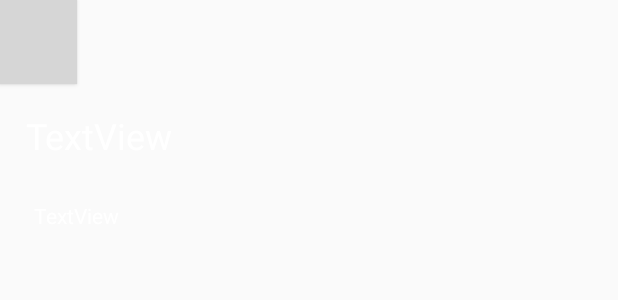
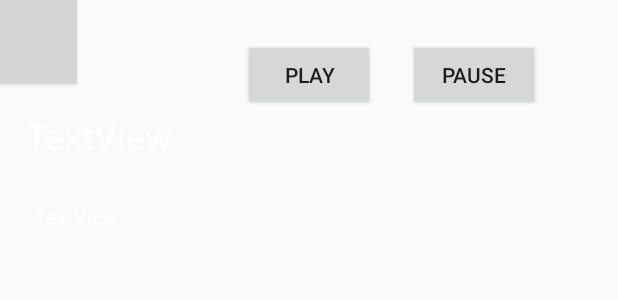
Before and after one commit to whyal/DengueSG, an Android app: the layout fragment_details.xml on its own in the app's theme, with its tools: preview values and no code run, on a phone screen of 412 x 824 dp. Shown: the top 300 px of the screen. Run offline under Robolectric (Android 15) with nearby library versions, the phone set to English and light mode, and no system bars; grey boxes are pictures that could not be loaded.

Commit message:
text to speech play & pause. Pause not working yet

```diff
--- a/app/src/main/java/sg/grp4/DengueSG/InfoFragment.java
+++ b/app/src/main/java/sg/grp4/DengueSG/InfoFragment.java
@@ -1,6 +1,7 @@
 package sg.grp4.DengueSG;
 
 import android.graphics.Color;
+import android.media.MediaPlayer;
 import android.os.Bundle;
 import android.support.annotation.NonNull;
 import android.support.annotation.Nullable;
@@ -13,6 +14,8 @@ import android.widget.AdapterView;
 import android.widget.ArrayAdapter;
 import android.widget.ListView;
 import android.widget.Toast;
+
+import java.io.File;
 
 public class InfoFragment extends Fragment {
 
@@ -81,4 +84,6 @@ public class InfoFragment extends Fragment {
         });
         return view;
     }
+
+
 }
--- a/app/src/main/res/layout/fragment_details.xml
+++ b/app/src/main/res/layout/fragment_details.xml
@@ -63,4 +63,22 @@
         app:layout_constraintHorizontal_bias="0.272"
         app:layout_constraintStart_toStartOf="parent"
         app:layout_constraintTop_toBottomOf="@+id/button" />
+
+    <Button
+        android:id="@+id/button2"
+        android:layout_width="wrap_content"
+        android:layout_height="wrap_content"
+        android:text="play"
+        app:layout_constraintBottom_toTopOf="@+id/textViewTitle"
+        app:layout_constraintEnd_toEndOf="parent"
+        app:layout_constraintStart_toStartOf="@+id/button" />
+
+    <Button
+        android:id="@+id/button3"
+        android:layout_width="wrap_content"
+        android:layout_height="wrap_content"
+        android:layout_marginStart="22dp"
+        android:text="PAUSE"
+        app:layout_constraintBottom_toTopOf="@+id/textViewTitle"
+        app:layout_constraintStart_toEndOf="@+id/button2" />
 </android.support.constraint.ConstraintLayout>
```
Also changed, not shown: app/src/main/java/sg/grp4/DengueSG/DetailsFragment.java (+61 -0 lines).
